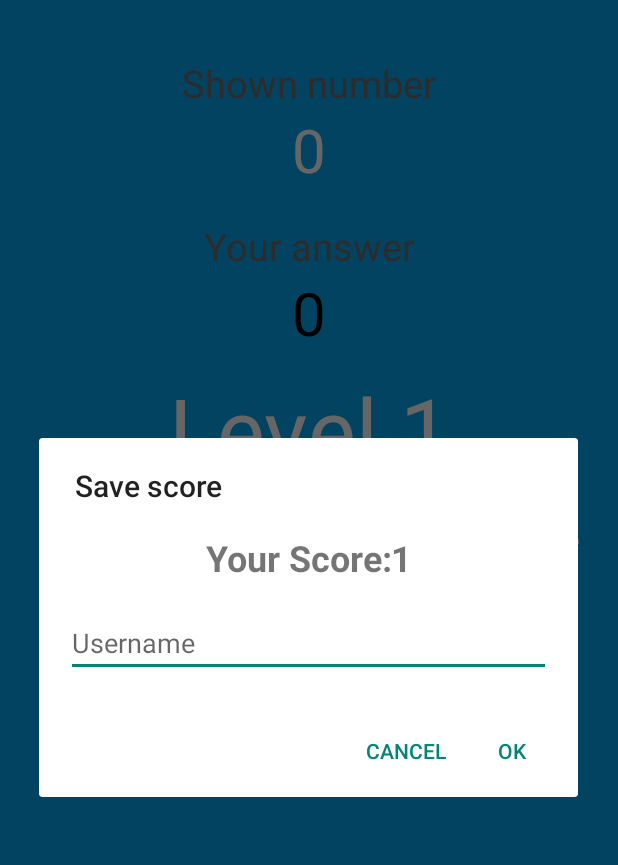
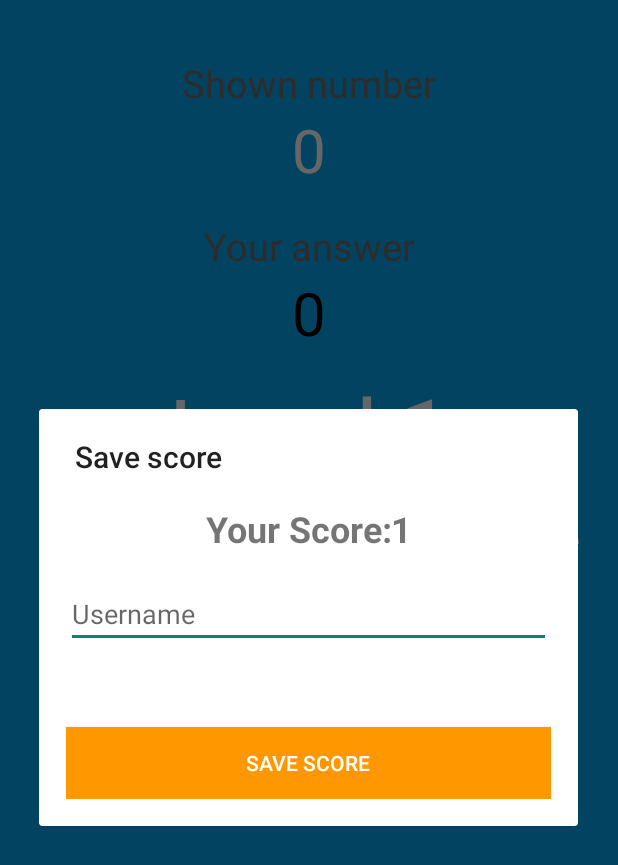
Before and after one commit to EinavShuki/BrainQuiz, an Android app: the FailScreenNumberMemoryActivity screen opened directly, with no data from a screen before it, after a tap on "Save score", on a phone screen of 412 x 824 dp. Shown: the top 865 px of the screen. Run offline under Robolectric (Android 15) with nearby library versions, the phone set to English and light mode, and no system bars; our stand-ins replace Firebase (no records; nobody signed in at launch, a user with empty details on screens opened directly).

Commit message:
checking if username exists in db

```diff
--- a/app/src/main/java/com/example/brainquiz/activities/FailScreenNumberMemoryActivity.java
+++ b/app/src/main/java/com/example/brainquiz/activities/FailScreenNumberMemoryActivity.java
@@ -8,7 +8,7 @@ import android.widget.Button;
 import android.widget.TextView;
 
 import com.example.brainquiz.R;
-import com.example.brainquiz.utils.SaveScoreDialog;
+import com.example.brainquiz.fragments.SaveScoreDialog;
 
 public class FailScreenNumberMemoryActivity extends AppCompatActivity {
 
--- /dev/null
+++ b/app/src/main/java/com/example/brainquiz/fragments/SaveScoreDialog.java
@@ -0,0 +1,101 @@
+package com.example.brainquiz.fragments;
+
+import android.app.Dialog;
+import android.content.Context;
+import android.content.DialogInterface;
+import android.content.SharedPreferences;
+import android.os.Bundle;
+import android.preference.PreferenceManager;
+import android.util.Log;
+import android.view.LayoutInflater;
+import android.view.View;
+import android.widget.Button;
+import android.widget.EditText;
+import android.widget.TextView;
+import android.widget.Toast;
+
+import com.example.brainquiz.R;
+import com.example.brainquiz.utils.Constants;
+import com.example.brainquiz.utils.FirebaseManager;
+import com.google.firebase.database.DataSnapshot;
+import com.google.firebase.database.DatabaseError;
+import com.google.firebase.database.DatabaseReference;
+import com.google.firebase.database.FirebaseDatabase;
+import com.google.firebase.database.ValueEventListener;
+
+import androidx.annotation.NonNull;
+import androidx.appcompat.app.AlertDialog;
+import androidx.appcompat.app.AppCompatDialogFragment;
+
+public class SaveScoreDialog extends AppCompatDialogFragment {
+
+    private EditText editTextUsername;
+    private TextView tvScore;
+    private TextView tvError;
+    private Button btnSave;
+    SharedPreferences preferences;
+
+    @NonNull
+    @Override
+    public Dialog onCreateDialog(Bundle savedInstanceState) {
+        AlertDialog.Builder builder = new AlertDialog.Builder(getActivity());
+        LayoutInflater inflater = getActivity().getLayoutInflater();
+        View view = inflater.inflate(R.layout.save_score_dialog, null);
+        String score = String.valueOf(getArguments().getInt("SCORE"));
+        Log.i("score:", score);
+
+        builder.setView(view).setTitle(getString(R.string.save_score));
+
+        preferences = PreferenceManager.getDefaultSharedPreferences(getActivity());
+
+        tvScore = view.findViewById(R.id.tv_score);
+        tvError = view.findViewById(R.id.tv_error);
+        tvScore.setText(score);
+        editTextUsername = view.findViewById(R.id.edit_username);
+        btnSave = view.findViewById(R.id.btn_save);
+
+
+        String username = preferences.getString("UserName", "");
+        Log.e("SAVED NAME: ", username);
+        // no username saved
+        if (username.equals("")) {
+            btnSave.setOnClickListener(view1 -> {
+                String name = editTextUsername.getText().toString();
+                tvError.setText("");
+                FirebaseDatabase.getInstance().getReference().child(Constants.NUMBERS_MEMORY_TABLE).addValueEventListener(new ValueEventListener() {
+                    @Override
+                    public void onDataChange(@NonNull DataSnapshot dataSnapshot) {
+                        for (DataSnapshot snapshot : dataSnapshot.getChildren()) {
+                            if (snapshot.getKey().equals(name)) {
+                                tvError.setText(getString(R.string.exists));
+                                return;
+                            }
+                        }
+
+                        SharedPreferences.Editor editor = preferences.edit();
+                        editor.putString("UserName", name);
+                        editor.apply();
+
+                        boolean success = FirebaseManager.getInstance().SaveScore(name, Integer.parseInt(score), "numberMemoryScore");
+                        dismiss();
+                    }
+
+                    @Override
+                    public void onCancelled(@NonNull DatabaseError error) {
+
+                    }
+                });
+            });
+        } else {
+            editTextUsername.setVisibility(View.INVISIBLE);
+            btnSave.setOnClickListener(view1 -> {
+                tvError.setText("");
+                boolean success = FirebaseManager.getInstance().SaveScore(username, Integer.parseInt(score), "numberMemoryScore");
+                dismiss();
+            });
+
+        }
+
+        return builder.create();
+    }
+}
--- a/app/src/main/java/com/example/brainquiz/utils/SaveScoreDialog.java
+++ /dev/null
@@ -1,51 +0,0 @@
-package com.example.brainquiz.utils;
-
-import android.app.Dialog;
-import android.content.Context;
-import android.content.DialogInterface;
-import android.os.Bundle;
-import android.util.Log;
-import android.view.LayoutInflater;
-import android.view.View;
-import android.widget.Button;
-import android.widget.EditText;
-import android.widget.TextView;
-
-import com.example.brainquiz.R;
-import com.example.brainquiz.utils.FirebaseManager;
-
-import androidx.annotation.NonNull;
-import androidx.appcompat.app.AlertDialog;
-import androidx.appcompat.app.AppCompatDialogFragment;
-
-public class SaveScoreDialog extends AppCompatDialogFragment {
-
-    private EditText editTextUsername;
-    private TextView tvScore;
-
-
-    @NonNull
-    @Override
-    public Dialog onCreateDialog(Bundle savedInstanceState) {
-        AlertDialog.Builder builder = new AlertDialog.Builder(getActivity());
-        LayoutInflater inflater = getActivity().getLayoutInflater();
-        View view = inflater.inflate(R.layout.save_score_dialog, null);
-        String score = String.valueOf(getArguments().getInt("SCORE"));
-        Log.i("score:", score);
-
-        builder.setView(view)
-                .setTitle(getString(R.string.save_score))
-                .setNegativeButton(getString(R.string.cancel), (dialogInterface, i) -> {
-                })
-                .setPositiveButton(getString(R.string.ok), (dialogInterface, i) -> {
-                    String username = editTextUsername.getText().toString();
-                    boolean success =  FirebaseManager.getInstance().SaveScore(username, Integer.parseInt(score), "numberMemoryScore");
-                });
-
-        tvScore = view.findViewById(R.id.tv_score);
-        tvScore.setText(score);
-        editTextUsername = view.findViewById(R.id.edit_username);
-
-        return builder.create();
-    }
-}
--- a/app/src/main/java/com/example/brainquiz/utils/TabAdapter.java
+++ b/app/src/main/java/com/example/brainquiz/utils/TabAdapter.java
@@ -11,7 +11,7 @@ public class TabAdapter extends FragmentStatePagerAdapter {
     private final List<Fragment> mFragmentList = new ArrayList<>();
     private final List<String> mFragmentTitleList = new ArrayList<>();
 
-    TabAdapter(FragmentManager fm) {
+    public TabAdapter(FragmentManager fm) {
         super(fm);
     }
 
--- a/app/src/main/res/layout/save_score_dialog.xml
+++ b/app/src/main/res/layout/save_score_dialog.xml
@@ -38,4 +38,24 @@
         android:layout_width="match_parent"
         android:layout_height="wrap_content"
         android:hint="Username" />
+
+    <TextView
+        android:layout_width="wrap_content"
+        android:layout_height="wrap_content"
+        android:id="@+id/tv_error"
+        android:textSize="18sp"
+        android:layout_marginTop="10dp"
+        android:textColor="@color/red"
+        android:textStyle=""
+        android:gravity="center"
+        />
+
+    <Button
+        android:layout_width="match_parent"
+        android:layout_height="wrap_content"
+        android:layout_marginTop="18dp"
+        android:id="@+id/btn_save"
+        android:textColor="@color/white"
+        android:text="@string/save_score"
+        android:background="@color/orange_200"/>
 </LinearLayout>
--- a/app/src/main/res/values/colors.xml
+++ b/app/src/main/res/values/colors.xml
@@ -8,6 +8,7 @@
     <color name="purple_grey">#37BFB6D1</color>
     <color name="hard_grey">#6f6f6f</color>
     <color name="yellow">#FFC107</color>
+    <color name="red">#F44336</color>
     <color name="black">#FF000000</color>
     <color name="white">#FFFFFFFF</color>
 </resources>
--- a/app/src/main/res/values/strings.xml
+++ b/app/src/main/res/values/strings.xml
@@ -23,4 +23,5 @@
     <string name="ok">Ok</string>
     <string name="your_score">Your Score:</string>
     <string name="time">time:</string>
+    <string name="exists">username already exsists!</string>
 </resources>
```
Also changed, not shown: app/src/main/java/com/example/brainquiz/utils/Constants.java (added, +15 -0 lines), 1 other file.
